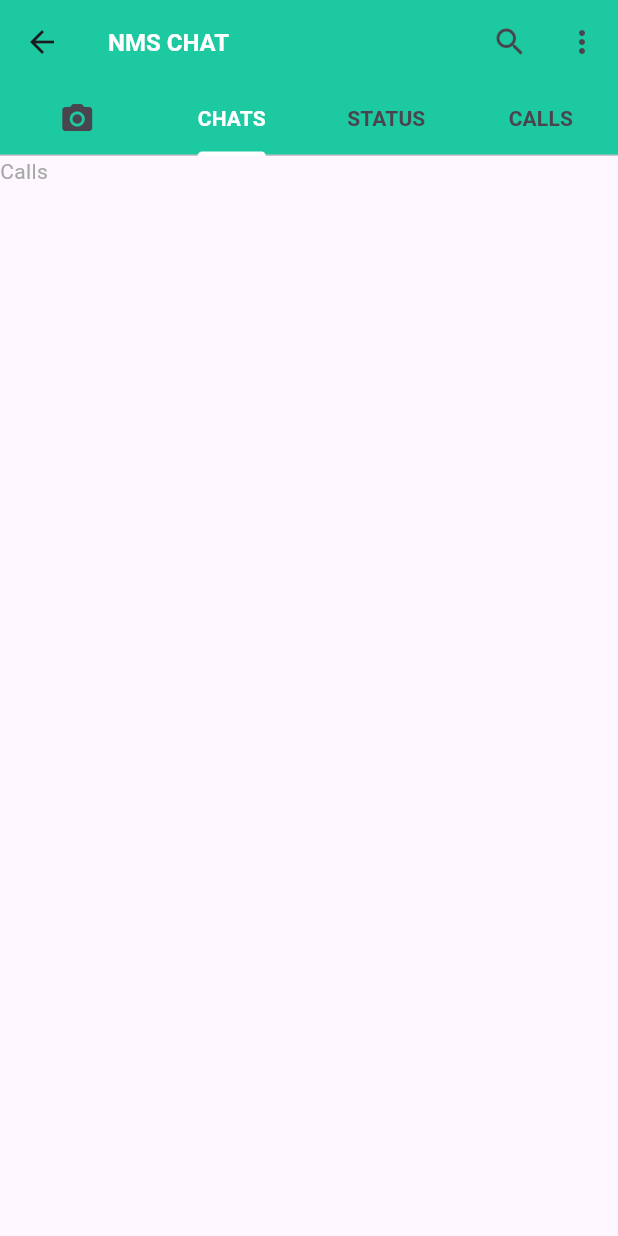
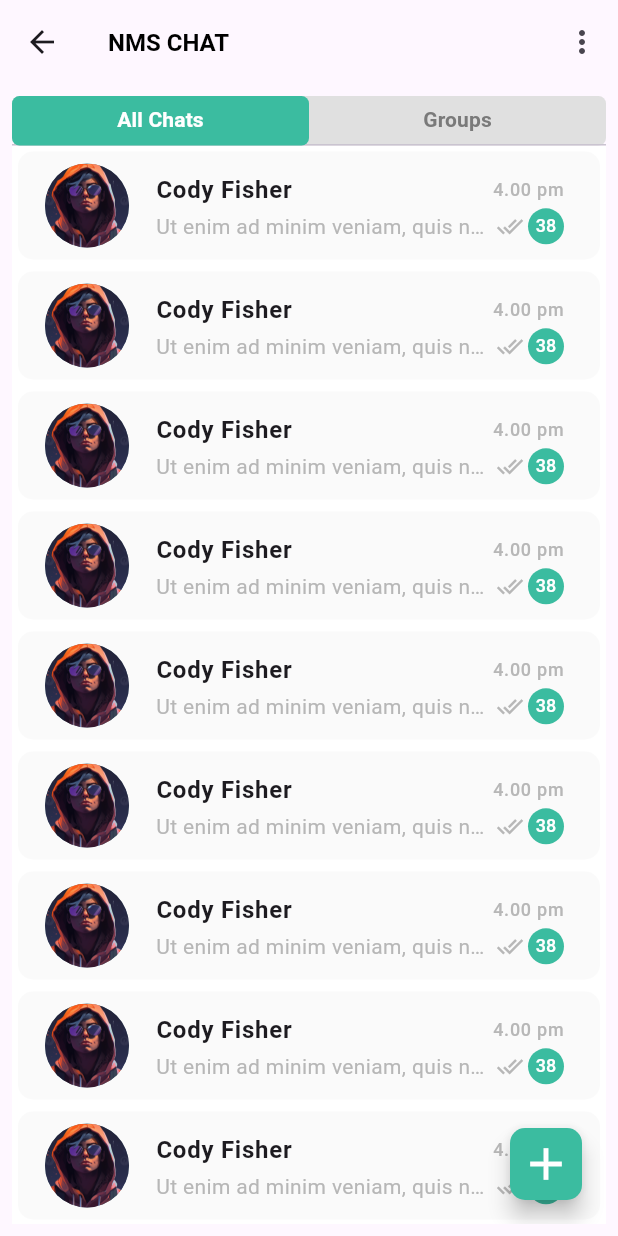
Before and after one commit to jithuhari/chat_app, a Flutter app: the ChatMainLayoutScreen screen opened by its route, on a phone screen of 412 x 824 dp. Run offline on Flutter 3.47's test engine with Material 3 defaults, Android fonts, the phone set to English and light mode, and no system bars; drawn by our look-alikes of flutter_speed_dial; our stand-ins replace another_flushbar, flutter_svg, get, jwt_decoder, shared_preferences; accounts and stored records are empty; Roboto replaces fonts that are missing (DMSans); project files that could hold a hidden picture were left out.

Commit message:
Change tab bar design

```diff
--- a/lib/features/chat_main_layout/chat_main_layout_screen.dart
+++ b/lib/features/chat_main_layout/chat_main_layout_screen.dart
@@ -1,105 +1,7 @@
-// import 'package:flutter/material.dart';
-// import 'package:get/get.dart';
-// import 'package:nms_chat/features/chat_main_layout/chat_main_layout.dart';
-
-// class ChatMainLayoutScreen extends StatelessWidget {
-//   const ChatMainLayoutScreen({super.key});
-
-//   @override
-//   Widget build(BuildContext context) {
-//     return GetBuilder<ChatMainLayOutController>(
-//         init: ChatMainLayOutController(),
-//         builder: (controller) {
-//           return Scaffold(
-//             appBar: AppBar(
-//               title: const Text('Chat App'),
-//               actions: [
-//                 IconButton(
-//                   onPressed: () {},
-//                   icon: const Icon(Icons.search),
-//                 ),
-//                 PopupMenuButton(onSelected: (value) {
-//                   debugPrint(value);
-//                 }, itemBuilder: (BuildContext context) {
-//                   return const [
-//                     PopupMenuItem(
-//                       value: 'New group',
-//                       child: Text(
-//                         'New group',
-//                       ),
-//                     ),
-//                     PopupMenuItem(
-//                       value: 'New broadcast',
-//                       child: Text(
-//                         'New broadcast',
-//                       ),
-//                     ),
-//                     PopupMenuItem(
-//                       value: 'Whatsapp web',
-//                       child: Text(
-//                         'Whatsapp web',
-//                       ),
-//                     ),
-//                     PopupMenuItem(
-//                       value: 'Starred message',
-//                       child: Text(
-//                         'Starred message',
-//                       ),
-//                     ),
-//                     PopupMenuItem(
-//                       value: 'Settings',
-//                       child: Text(
-//                         'Settings',
-//                       ),
-//                     ),
-//                   ];
-//                 })
-//               ],
-//               bottom: TabBar(
-//                   controller: TabController(
-//               length: 4,
-//               vsync: AnimatedListState(),
-//               initialIndex: controller.selectedIndex.value,
-//             ),
-//                   indicatorColor: Colors.white,
-//                   tabs: const [
-//                     Tab(
-//                       icon: Icon(Icons.camera_alt),
-//                     ),
-//                     Tab(
-//                       text: 'CHATS',
-//                     ),
-//                     Tab(
-//                       text: 'STATUS',
-//                     ),
-//                     Tab(
-//                       text: 'CALLS',
-//                     ),
-//                   ]),
-//             ),
-//             body: TabBarView(
-//                 controller: TabController(
-//               length: 4,
-//               vsync: AnimatedListState(),
-//               initialIndex: controller.selectedIndex.value,
-//             ),
-//                 children: const [
-//                   // const CameraScreen(),
-//                   // ChatScreen(
-//                   //   chatModels: widget.chatModels,
-//                   //   sourceChat: widget.sourceChat,
-//                   // ),
-//                   Text('Status'),
-//                   Text('Calls'),
-//                   Text('Status'),
-//                   Text('Calls')
-//                 ]),
-//           );
-//         });
-//   }
-// }
 import 'package:flutter/material.dart';
 import 'package:nms_chat/utils/theme/theme.dart';
+
+import '../tabbar_screens/all_chat/all_chat.dart';
 
 class ChatMainLayoutScreen extends StatefulWidget {
   const ChatMainLayoutScreen({
@@ -119,7 +21,7 @@ class _ChatMainLayoutScreenState extends State<ChatMainLayoutScreen>
   @override
   void initState() {
     super.initState();
-    _controller = TabController(length: 4, vsync: this, initialIndex: 1);
+    _controller = TabController(length: 2, vsync: this, initialIndex: 0);
   }
 
   @override
@@ -127,16 +29,12 @@ class _ChatMainLayoutScreenState extends State<ChatMainLayoutScreen>
     return SafeArea(
       child: Scaffold(
         appBar: AppBar(
-          backgroundColor: primaryColor,
+          // backgroundColor: Colors.white,
           title: const Text(
             'NMS CHAT',
-            style: TextStyle(color: backgroundColor),
+            style: TextStyle(color: Colors.black),
           ),
           actions: [
-            IconButton(
-              onPressed: () {},
-              icon: const Icon(Icons.search),
-            ),
             PopupMenuButton(onSelected: (value) {
               debugPrint(value);
             }, itemBuilder: (BuildContext context) {
@@ -174,36 +72,71 @@ class _ChatMainLayoutScreenState extends State<ChatMainLayoutScreen>
               ];
             })
           ],
-          bottom: TabBar(
-              labelColor: backgroundColor,
+        ),
+
+        body: Padding(
+          padding: const EdgeInsets.all(8.0),
+          child: Column(
+            children: [
+              Container(
+                height: 33,
+                decoration: BoxDecoration(
+                  color: Colors.grey[300],
+                  borderRadius: BorderRadius.circular(
+                    5.0,
+                  ),
+                ),
+                child: TabBar(
                   controller: _controller,
-              indicatorColor: Colors.white,
+                  indicator: BoxDecoration(
+                    borderRadius: BorderRadius.circular(
+                      5.0,
+                    ),
+                    color: primaryColor,
+                  ),
+                  labelColor: Colors.white,
+                  indicatorSize: TabBarIndicatorSize.tab,
+                  unselectedLabelColor: const Color(0xff7A7A7A),
                   tabs: const [
                     Tab(
-                  icon: Icon(Icons.camera_alt),
+                      text: 'All Chats',
                     ),
                     Tab(
-                  text: 'CHATS',
+                      text: 'Groups',
                     ),
-                Tab(
-                  text: 'STATUS',
+                  ],
                 ),
-                Tab(
-                  text: 'CALLS',
               ),
-              ]),
-        ),
-        body: TabBarView(controller: _controller, children: const [
+              Expanded(
+                child: TabBarView(
+                    physics: const NeverScrollableScrollPhysics(),
+                    controller: _controller,
+                    children: const [
                       // const CameraScreen(),
                       // ChatScreen(
                       //   chatModels: widget.chatModels,
                       //   sourceChat: widget.sourceChat,
                       // ),
-          Text('Status'),
-          Text('Calls'),
-          Text('Status'),
-          Text('Calls')
+                      AllChatScreen(),
+                      Center(child: Text('Groups')),
                     ]),
+              ),
+            ],
+          ),
+        ),
+        // body:
+
+        // TabBarView(controller: _controller, children: const [
+        //   // const CameraScreen(),
+        //   // ChatScreen(
+        //   //   chatModels: widget.chatModels,
+        //   //   sourceChat: widget.sourceChat,
+        //   // ),
+        //   AllChatScreen(),
+        //   Center(child: Text('Groups')),
+
+        // ]
+        // ),
       ),
     );
   }
--- /dev/null
+++ b/lib/features/tabbar_screens/all_chat/all_chat.dart
@@ -0,0 +1,2 @@
+export 'all_chat_screen.dart';
+export 'all_chat_controller.dart';
--- /dev/null
+++ b/lib/features/tabbar_screens/all_chat/all_chat_controller.dart
@@ -0,0 +1,6 @@
+import 'package:flutter/material.dart';
+import 'package:get/get.dart';
+
+class AllChatController extends GetxController {
+  final isDialOpen = ValueNotifier(false);
+}
--- /dev/null
+++ b/lib/features/tabbar_screens/all_chat/all_chat_screen.dart
@@ -0,0 +1,87 @@
+import 'package:flutter/material.dart';
+import 'package:flutter_speed_dial/flutter_speed_dial.dart';
+import 'package:get/get.dart';
+
+import '../../../utils/utils.dart';
+import '../../../widgets/custom_card.dart';
+import 'all_chat.dart';
+
+class AllChatScreen extends StatelessWidget {
+  const AllChatScreen({super.key});
+
+  @override
+  Widget build(BuildContext context) {
+    return GetBuilder<AllChatController>(
+        init: AllChatController(),
+        builder: (controller) {
+          return
+
+              //  PopScope(
+              //   onPopInvoked: (didPop)async{
+              //     // close Speed dial
+              //     if(controller.isDialOpen.value){
+              //       controller.isDialOpen.value=false;
+              //       return ;
+              //       }
+              //       else{
+              //         return;
+              //       }
+              //   },
+              //   child:
+
+              Scaffold(
+            backgroundColor: Colors.white,
+
+            floatingActionButton: SpeedDial(
+              shape: RoundedRectangleBorder(
+                  borderRadius: BorderRadius.circular(10)),
+              buttonSize: const Size(48, 48),
+              //animatedIcon: AnimatedIcons.add_event,
+              icon: Icons.add,
+              overlayColor: Colors.black,
+              overlayOpacity: 0.4,
+              spacing: 5,
+              spaceBetweenChildren: 5,
+              //openCloseDial: controller.isDialOpen,
+              iconTheme: const IconThemeData(
+                color: Colors.white,
+                size: 36,
+              ),
+              backgroundColor: primaryColor,
+              children: [
+                SpeedDialChild(
+                    child: const Icon(Icons.mail),
+                    onTap: () {
+                      debugPrint('tapped');
+                    }),
+                SpeedDialChild(
+                  child: const Icon(Icons.call),
+                ),
+                SpeedDialChild(
+                  child: const Icon(Icons.copy),
+                ),
+              ],
+            ),
+
+            // FloatingActionButton(
+            //   backgroundColor: primaryColor,
+            //     child: const Icon(Icons.add,size: 36,color: Colors.white,),
+            //     onPressed: () {
+            //       // Navigator.push(
+            //       //     context,
+            //       //     MaterialPageRoute(
+            //       //         builder: (builder) => const SelectContactScreen()));
+            //     }),
+            body: ListView.builder(
+                itemCount: 10,
+                itemBuilder: (context, index) {
+                  return CustomCard(
+                      // chatModel: widget.chatModels[index],
+                      // sourceChat: widget.sourceChat,
+                      );
+                }),
+          );
+          // );
+        });
+  }
+}
--- a/lib/utils/theme/theme_constants.dart
+++ b/lib/utils/theme/theme_constants.dart
@@ -1,7 +1,7 @@
 import 'package:flutter/material.dart';
 
 const Color backgroundColor = Color(0XFFFFFFFF);
-const Color primaryColor = Color(0xff1DC9A0);
+const Color primaryColor = Color(0xff3BBCA0);
 const Color primaryLightColor = Color(0xffEBFFFA);
 
 const Color secondaryColor = Color(0xFF232323);
@@ -13,3 +13,5 @@ const Color tertiaryColor = Color(0xFFF0B268);
 
 const Color errorColor = Color(0xffF93232);
 const Color errorColorText = Color(0xffF93232);
+const Color messageColor = Color(0xffB7B7B7);
+const Color cardColor = Color(0xffFAFAFA);
--- /dev/null
+++ b/lib/widgets/custom_card.dart
@@ -0,0 +1,87 @@
+import 'package:flutter/material.dart';
+import 'package:nms_chat/utils/utils.dart';
+// import 'package:whatts_app/model/chat_model/chat_model.dart';
+// import 'package:whatts_app/screens/individual_screen/individual_screen.dart';
+
+class CustomCard extends StatelessWidget {
+  const CustomCard({super.key});
+
+  // final ChatModel chatModel;
+  // final ChatModel sourceChat;
+
+  @override
+  Widget build(BuildContext context) {
+    return InkWell(
+      onTap: () {
+        // Navigator.push(
+        //     context,
+        //     MaterialPageRoute(
+        //         builder: (context) => IndividualPage(
+        //               chatModel: chatModel, sourceChat: sourceChat,
+        //             )));
+      },
+      child: Padding(
+        padding: const EdgeInsets.symmetric(horizontal: 4, vertical: 4),
+        child: Container(
+          decoration: BoxDecoration(
+              color: cardColor, borderRadius: BorderRadius.circular(10)),
+          child: const Column(
+            children: [
+              ListTile(
+                leading: CircleAvatar(
+                    radius: 30,
+
+                    backgroundColor: Colors.blueGrey,
+                    backgroundImage: AssetImage('assets/png/person.jpg')),
+                title: Row(
+                  mainAxisAlignment: MainAxisAlignment.spaceBetween,
+                  children: [
+                    Text(
+                      'Cody Fisher',
+                      style: TextStyle(
+                        fontSize: 16,
+                        fontWeight: FontWeight.w700,
+                      ),
+                    ),
+
+                   Text('4.00 pm',style: TextStyle(fontSize: 12,color:messageColor ),),
+                  ],
+                ),
+                subtitle: Row(
+                  mainAxisAlignment: MainAxisAlignment.spaceBetween,
+                  children: [
+                    Expanded(
+                      child: Text(
+                        'Ut enim ad minim veniam, quis nost',
+                        style: TextStyle(
+                            fontSize: 14,
+                            fontWeight: FontWeight.w400,
+                            color: messageColor),
+                        maxLines: 1,
+                        overflow: TextOverflow.ellipsis,
+                      ),
+                    ),
+                    Icon(
+                      Icons.done_all,
+                      color: messageColor,
+                      size: 18,
+                    ),
+                    SizedBox(
+                      width: 3,
+                    ),
+                    CircleAvatar(
+                      radius: 12,
+                      backgroundColor: primaryColor,
+                      child: Text('38',style: TextStyle(fontSize: 12,fontWeight: FontWeight.w500,color: Colors.white),),
+                    )
+                  ],
+                ),
+                // trailing: Text('4.00 pm',style: TextStyle(fontSize: 12),),
+              ),
+            ],
+          ),
+        ),
+      ),
+    );
+  }
+}
--- a/pubspec.yaml
+++ b/pubspec.yaml
@@ -41,6 +41,7 @@ dependencies:
   http: 1.1.2
   shared_preferences: 2.2.2
   jwt_decoder: 2.0.1
+  flutter_speed_dial: ^7.0.0
 
 dev_dependencies:
   flutter_test:
@@ -95,6 +96,7 @@ flutter:
   # To add assets to your application, add an assets section, like this:
   assets:
     - assets/svg/
+    - assets/png/
 
   # An image asset can refer to one or more resolution-specific "variants", see
   # https://flutter.dev/assets-and-images/#resolution-aware
```
Also changed, not shown: assets/png/person.jpg (added), assets/png/person1.png (added), assets/png/person2.jpg (added), assets/svg/person.svg (added), pubspec.lock. Lines whose indentation alone changed are shown as unchanged.
